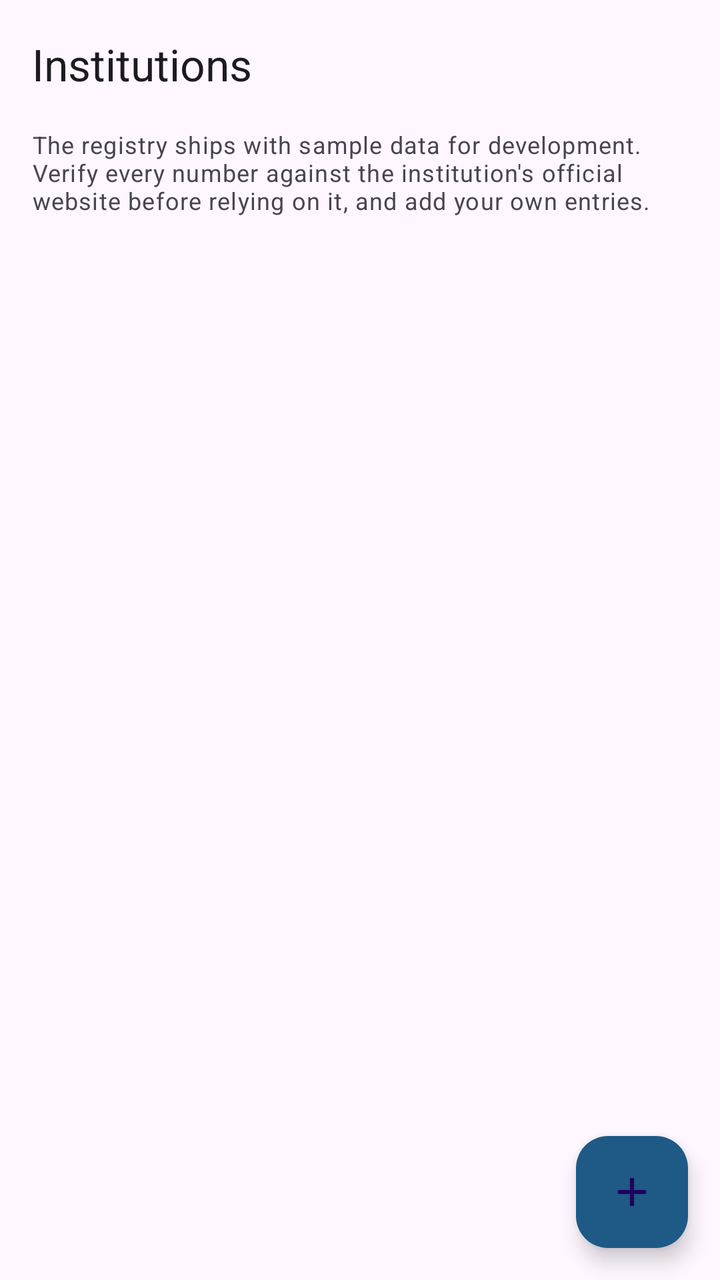
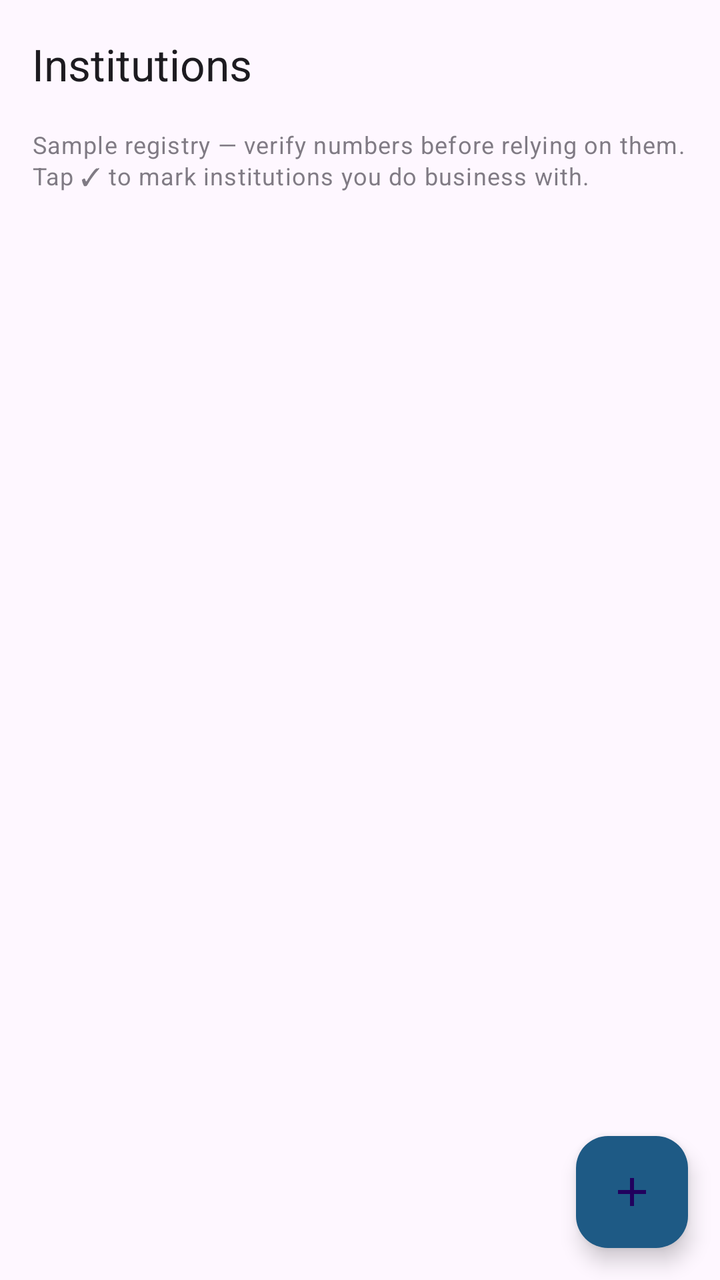

Before-and-after screenshots of an Android layout around one commit, followed by the original layout XML and the change that was made.
<!-- AndroidManifest.xml: application theme Theme.CallSentry -->
<!-- res/layout/activity_institutions.xml -->
<?xml version="1.0" encoding="utf-8"?>
<FrameLayout xmlns:android="http://schemas.android.com/apk/res/android"
    xmlns:app="http://schemas.android.com/apk/res-auto"
    android:layout_width="match_parent"
    android:layout_height="match_parent"
    android:fitsSystemWindows="true">

    <LinearLayout
        android:layout_width="match_parent"
        android:layout_height="match_parent"
        android:orientation="vertical">

        <com.google.android.material.appbar.MaterialToolbar
            android:id="@+id/toolbar"
            android:layout_width="match_parent"
            android:layout_height="?attr/actionBarSize"
            app:title="Institutions" />

        <TextView
            android:id="@+id/tvSampleNote"
            android:layout_width="match_parent"
            android:layout_height="wrap_content"
            android:layout_marginStart="16dp"
            android:layout_marginEnd="16dp"
            android:layout_marginBottom="4dp"
            android:textAppearance="?attr/textAppearanceBodySmall"
            android:text="The registry ships with sample data for development. Verify every number against the institution's official website before relying on it, and add your own entries." />

        <androidx.recyclerview.widget.RecyclerView
            android:id="@+id/rvInstitutions"
            android:layout_width="match_parent"
            android:layout_height="0dp"
            android:layout_weight="1" />

        <TextView
            android:id="@+id/tvEmptyInstitutions"
            android:layout_width="match_parent"
            android:layout_height="wrap_content"
            android:layout_margin="16dp"
            android:visibility="gone"
            android:textAppearance="?attr/textAppearanceBodyMedium"
            android:text="Registry is empty." />
    </LinearLayout>

    <com.google.android.material.floatingactionbutton.FloatingActionButton
        android:id="@+id/fabAddInstitution"
        android:layout_width="wrap_content"
        android:layout_height="wrap_content"
        android:layout_gravity="bottom|end"
        android:layout_margin="16dp"
        android:contentDescription="Add institution"
        android:src="@drawable/ic_add" />
</FrameLayout>
<!-- resources referenced by this layout -->
<resources>
  <!-- drawable ic_add (drawable) -->
  <vector xmlns:android="http://schemas.android.com/apk/res/android"
      android:width="24dp" android:height="24dp"
      android:viewportWidth="24" android:viewportHeight="24">
      <path android:fillColor="#FFFFFFFF"
          android:pathData="M19,13h-6v6h-2v-6H5v-2h6V5h2v6h6v2z"/>
  </vector>
  <style name="Theme.CallSentry" parent="Theme.Material3.DayNight.NoActionBar">
          <item name="colorPrimary">@color/sentryPrimary</item>
          <item name="colorOnPrimary">@color/white</item>
          <item name="colorPrimaryContainer">@color/sentryPrimaryContainer</item>
          <item name="android:statusBarColor">@color/sentryNavy</item>
      </style>
  <color name="sentryPrimary">#12405F</color>
  <color name="white">#FFFFFF</color>
  <color name="sentryPrimaryContainer">#1E5A85</color>
  <color name="sentryNavy">#14213D</color>
</resources>

<!-- the commit's change to res/layout/activity_institutions.xml (unified diff, before → after) -->
@@ -23,8 +23,9 @@
             android:layout_marginStart="16dp"
             android:layout_marginEnd="16dp"
             android:layout_marginBottom="4dp"
+            android:alpha="0.7"
             android:textAppearance="?attr/textAppearanceBodySmall"
-            android:text="The registry ships with sample data for development. Verify every number against the institution's official website before relying on it, and add your own entries." />
+            android:text="Sample registry — verify numbers before relying on them. Tap ✓ to mark institutions you do business with." />
 
         <androidx.recyclerview.widget.RecyclerView
             android:id="@+id/rvInstitutions"
